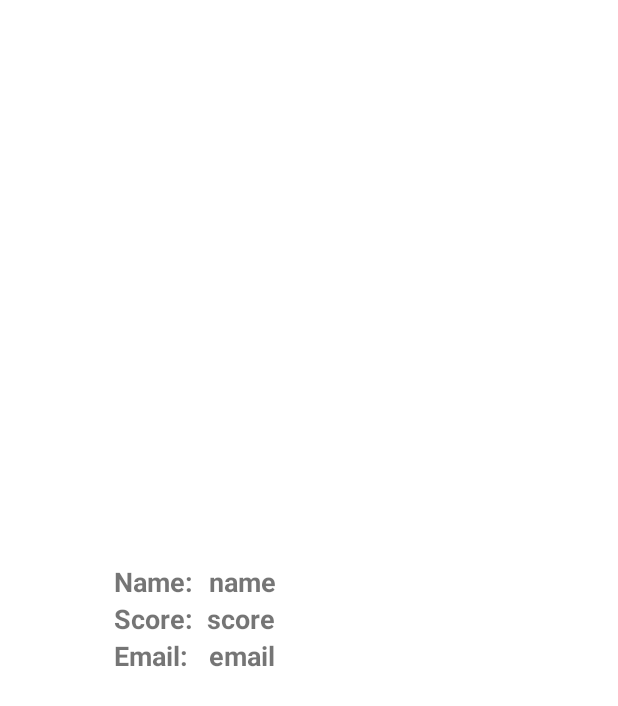
After one commit to VitriolicTurtle/alphaBSc, an Android app: the layout fragment_user.xml on its own in the app's theme, with its tools: preview values and no code run, on a phone screen of 412 x 824 dp. The commit adds this screen. Shown: the top 706 px of the screen. Run offline under Robolectric (Android 15) with nearby library versions, the phone set to English and light mode, and no system bars.

Commit message:
added user fragment for showing user profile after logging in

```diff
--- a/Alpha/app/src/main/java/com/cn/bsc/fragments/LoginFragment.kt
+++ b/Alpha/app/src/main/java/com/cn/bsc/fragments/LoginFragment.kt
@@ -10,6 +10,7 @@ import android.widget.Button
 import android.widget.EditText
 import android.widget.Toast
 import androidx.databinding.DataBindingUtil
+import androidx.navigation.fragment.findNavController
 import com.cn.bsc.MainActivity
 import com.cn.bsc.R
 import com.cn.bsc.databinding.FragmentLoginBinding
@@ -41,6 +42,7 @@ class LoginFragment : Fragment() {
             val password = textFieldPassword.text.toString()
             // logging in using the data entered in the text fields
             login(userEmail, password)
+
         }
 
         return binding.root
@@ -54,9 +56,8 @@ class LoginFragment : Fragment() {
                 ) { task ->
                     if (task.isSuccessful) {
                         // Sign in success, update UI with the signed-in user's information
-
-
                         Toast.makeText(activity,"Logged in!",Toast.LENGTH_SHORT).show()
+                        findNavController().navigate(R.id.dest_user)
                     } else {
                         // If sign in fails, display a message to the user.
                         Toast.makeText(activity,"Login failed!",Toast.LENGTH_SHORT).show()
--- /dev/null
+++ b/Alpha/app/src/main/java/com/cn/bsc/fragments/UserFragment.kt
@@ -0,0 +1,37 @@
+package com.cn.bsc.fragments
+
+import android.os.Bundle
+import androidx.fragment.app.Fragment
+import android.view.LayoutInflater
+import android.view.View
+import android.view.ViewGroup
+import android.widget.Button
+import android.widget.EditText
+import androidx.databinding.DataBindingUtil
+import com.cn.bsc.R
+import com.cn.bsc.databinding.FragmentLoginBinding
+import com.cn.bsc.databinding.FragmentUserBinding
+import com.google.firebase.auth.FirebaseAuth
+import com.google.firebase.auth.ktx.auth
+import com.google.firebase.ktx.Firebase
+
+class UserFragment : Fragment() {
+
+    private lateinit var binding: FragmentUserBinding
+    private lateinit var auth: FirebaseAuth
+
+
+    override fun onCreateView(inflater: LayoutInflater, container: ViewGroup?,
+                              savedInstanceState: Bundle?): View? {
+        // Inflate the layout for this fragment
+        binding = DataBindingUtil.inflate(inflater, R.layout.fragment_user, container, false)
+
+
+        // Initialize Firebase Auth
+        auth = Firebase.auth
+
+
+        return binding.root
+    }
+
+}
--- /dev/null
+++ b/Alpha/app/src/main/res/layout/fragment_user.xml
@@ -0,0 +1,91 @@
+<?xml version="1.0" encoding="utf-8"?>
+<layout xmlns:android="http://schemas.android.com/apk/res/android"
+    xmlns:tools="http://schemas.android.com/tools"
+    xmlns:app="http://schemas.android.com/apk/res-auto">
+
+    <androidx.constraintlayout.widget.ConstraintLayout
+        android:layout_width="match_parent"
+        android:layout_height="match_parent"
+        tools:ignore="ExtraText"><![CDATA[
+        tools:context=".fragments.UserFragment">
+
+
+
+
+        ]]>
+
+        <TextView
+            android:id="@+id/label_name"
+            android:layout_width="wrap_content"
+            android:layout_height="wrap_content"
+            android:layout_marginStart="76dp"
+            android:text="Name:  "
+            android:textSize="18sp"
+            android:textStyle="bold"
+            app:layout_constraintBottom_toTopOf="@+id/label_score"
+            app:layout_constraintStart_toStartOf="parent"
+            app:layout_constraintTop_toTopOf="parent"
+            app:layout_constraintVertical_chainStyle="packed" />
+
+        <TextView
+            android:id="@+id/label_score"
+            android:layout_width="wrap_content"
+            android:layout_height="wrap_content"
+            android:layout_marginStart="76dp"
+            android:text="Score:  "
+            android:textSize="18sp"
+            android:textStyle="bold"
+            app:layout_constraintBottom_toTopOf="@+id/label_email"
+            app:layout_constraintStart_toStartOf="parent"
+            app:layout_constraintTop_toBottomOf="@+id/label_name" />
+
+        <TextView
+            android:id="@+id/label_email"
+            android:layout_width="wrap_content"
+            android:layout_height="wrap_content"
+            android:layout_marginStart="76dp"
+            android:text="Email:  "
+            android:textSize="18sp"
+            android:textStyle="bold"
+            app:layout_constraintBottom_toBottomOf="parent"
+            app:layout_constraintStart_toStartOf="parent"
+            app:layout_constraintTop_toBottomOf="@+id/label_score" />
+
+
+        <TextView
+            android:id="@+id/user_email"
+            android:layout_width="wrap_content"
+            android:layout_height="wrap_content"
+            android:text="email"
+            android:textSize="18sp"
+            android:textStyle="bold"
+            app:layout_constraintBottom_toBottomOf="parent"
+            app:layout_constraintEnd_toEndOf="@+id/user_score"
+            app:layout_constraintTop_toBottomOf="@+id/user_score" />
+
+        <TextView
+            android:id="@+id/user_name"
+            android:layout_width="wrap_content"
+            android:layout_height="wrap_content"
+            android:layout_marginStart="1dp"
+            android:text="name"
+            android:textSize="18sp"
+            android:textStyle="bold"
+            app:layout_constraintBottom_toTopOf="@+id/user_score"
+            app:layout_constraintStart_toStartOf="@+id/user_score"
+            app:layout_constraintTop_toTopOf="parent"
+            app:layout_constraintVertical_chainStyle="packed" />
+
+        <TextView
+            android:id="@+id/user_score"
+            android:layout_width="wrap_content"
+            android:layout_height="wrap_content"
+            android:text="score"
+            android:textSize="18sp"
+            android:textStyle="bold"
+            app:layout_constraintBottom_toTopOf="@+id/user_email"
+            app:layout_constraintStart_toEndOf="@+id/label_name"
+            app:layout_constraintTop_toBottomOf="@+id/user_name" />
+
+    </androidx.constraintlayout.widget.ConstraintLayout>
+</layout>
--- a/Alpha/app/src/main/res/navigation/navigation_main.xml
+++ b/Alpha/app/src/main/res/navigation/navigation_main.xml
@@ -28,7 +28,17 @@
         android:id="@+id/dest_login"
         android:name="com.cn.bsc.fragments.LoginFragment"
         android:label="Login"
-        tools:layout="@layout/fragment_login" />
+        tools:layout="@layout/fragment_login">
+        <action
+            android:id="@+id/action_login_to_user"
+            app:destination="@id/dest_user" />
+    </fragment>
+
+    <fragment
+        android:id="@+id/dest_user"
+        android:name="com.cn.bsc.fragments.UserFragment"
+        android:label="User screen"
+        tools:layout="@layout/fragment_user" />
 
     <fragment
         android:id="@+id/dest_classroom_index"
```
Also changed, not shown: Alpha/app/src/main/java/com/cn/bsc/MainActivity.kt (+0 -12 lines).
